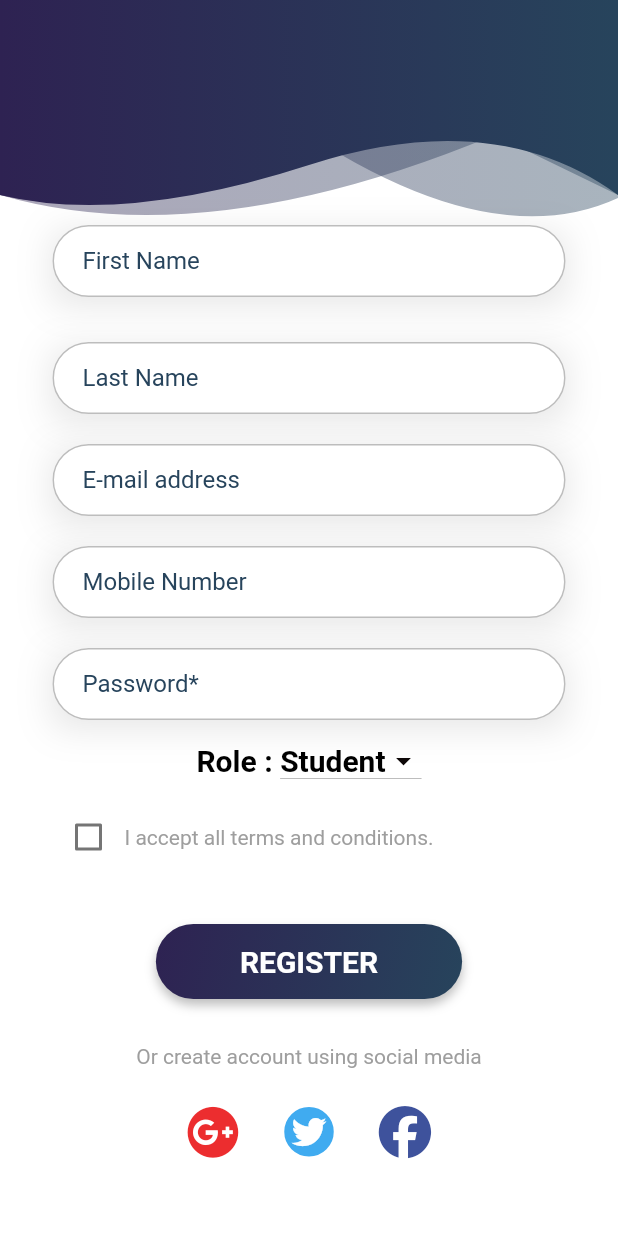
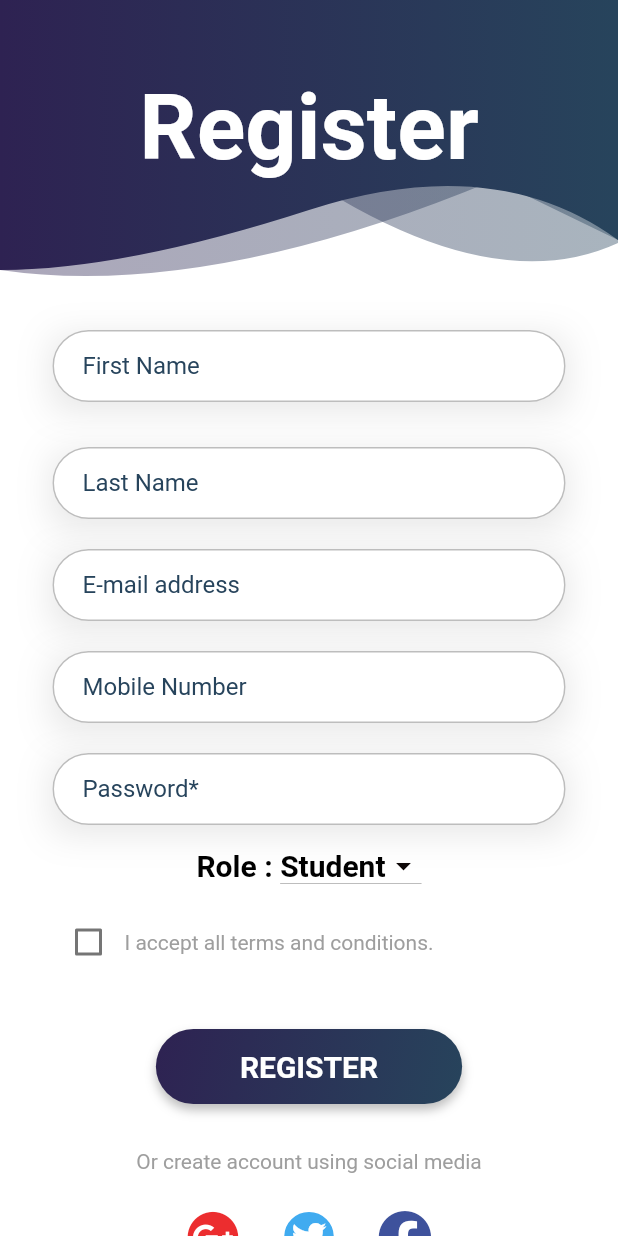
Before and after one commit to yasinthon04/TutorGo-Project, a Flutter app: the Register screen opened directly, on a phone screen of 412 x 824 dp. Run offline on Flutter 3.47's test engine with Material 2 defaults, Android fonts, the phone set to English and light mode, and no system bars; our stand-ins replace cloud_firestore, firebase_auth, firebase_core, firebase_storage, font_awesome_flutter, hexcolor and 1 more; accounts and stored records are empty.

Commit message:
edit font register

```diff
--- a/lib/pages/register.dart
+++ b/lib/pages/register.dart
@@ -21,15 +21,13 @@ class _RegisterState extends State<Register> {
 
   final _formkey = GlobalKey<FormState>();
   final _auth = FirebaseAuth.instance;
-
   final TextEditingController passwordController = new TextEditingController();
   // final TextEditingController confirmpassController = new TextEditingController();
   final TextEditingController firstname = new TextEditingController();
   final TextEditingController lastname = new TextEditingController();
   final TextEditingController emailController = new TextEditingController();
   final TextEditingController mobile = new TextEditingController();
-  bool _isObscure = true;
-  bool _isObscure2 = true;
+
   File? file;
   var options = [
     'Student',
@@ -49,8 +47,8 @@ class _RegisterState extends State<Register> {
         child: Stack(
           children: [
             Container(
-              height: 150,
-              child: HeaderWidget(150, false, Icons.person_add_alt_1_rounded),
+              height: 200,
+              child: HeaderWidget(180, false, Icons.person_add_alt_1_rounded),
             ),
             Container(
               margin: EdgeInsets.fromLTRB(25, 50, 25, 10),
@@ -58,6 +56,14 @@ class _RegisterState extends State<Register> {
               alignment: Alignment.center,
               child: Column(
                 children: [
+                   Text(
+                    'Register', // Replace with your desired text
+                    style: TextStyle(
+                      fontSize: 60,
+                      fontWeight: FontWeight.bold,
+                      color: const Color.fromARGB(255, 255, 255, 255),
+                    ),
+                  ),
                   Form(
                     key: _formkey,
                     child: Column(
@@ -97,10 +103,13 @@ class _RegisterState extends State<Register> {
                         //     ],
                         //   ),
                         // ),
+
                         SizedBox(
                           height: 100,
                         ),
+
                         Container(
+
                           child: TextFormField(
                             controller: firstname,
                             decoration: ThemeHelper().textInputDecoration(
@@ -213,7 +222,7 @@ class _RegisterState extends State<Register> {
                               ),
                             ),
                             DropdownButton<String>(
-                              dropdownColor: Theme.of(context).primaryColor,
+                              dropdownColor: Colors.grey,
                               isDense: true,
                               isExpanded: false,
                               iconEnabledColor:
@@ -431,7 +440,6 @@ class _RegisterState extends State<Register> {
   }
 
   postDetailsToFirestore(String email, String role) async {
-    FirebaseFirestore firebaseFirestore = FirebaseFirestore.instance;
     var user = _auth.currentUser;
     CollectionReference ref = FirebaseFirestore.instance.collection('users');
     ref.doc(user?.uid).set({
```
